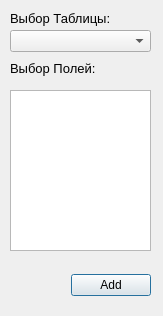
The window that dip/podsystem/podsystem/pole.ui (DmitriyG/Diplom) describes before a commit, drawn with Qt 5.
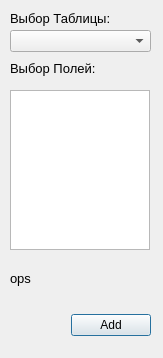
The same window after the commit.

The edit to the form file:
```diff
--- a/dip/podsystem/podsystem/pole.ui
+++ b/dip/podsystem/podsystem/pole.ui
@@ -10,7 +10,7 @@
     <x>0</x>
     <y>0</y>
     <width>163</width>
-    <height>316</height>
+    <height>358</height>
    </rect>
   </property>
   <property name="windowTitle">
@@ -30,7 +30,7 @@
    <property name="geometry">
     <rect>
      <x>10</x>
-     <y>270</y>
+     <y>310</y>
      <width>141</width>
      <height>31</height>
     </rect>
@@ -63,8 +63,8 @@
     <rect>
      <x>10</x>
      <y>90</y>
-     <width>141</width>
-     <height>161</height>
+     <width>140</width>
+     <height>160</height>
     </rect>
    </property>
    <property name="sizePolicy">
@@ -113,6 +113,24 @@
     <string>Выбор Полей:</string>
    </property>
   </widget>
+  <widget class="QLabel" name="label_3">
+   <property name="geometry">
+    <rect>
+     <x>10</x>
+     <y>270</y>
+     <width>111</width>
+     <height>16</height>
+    </rect>
+   </property>
+   <property name="font">
+    <font>
+     <pointsize>10</pointsize>
+    </font>
+   </property>
+   <property name="text">
+    <string>ops</string>
+   </property>
+  </widget>
  </widget>
  <resources/>
  <connections/>
```
